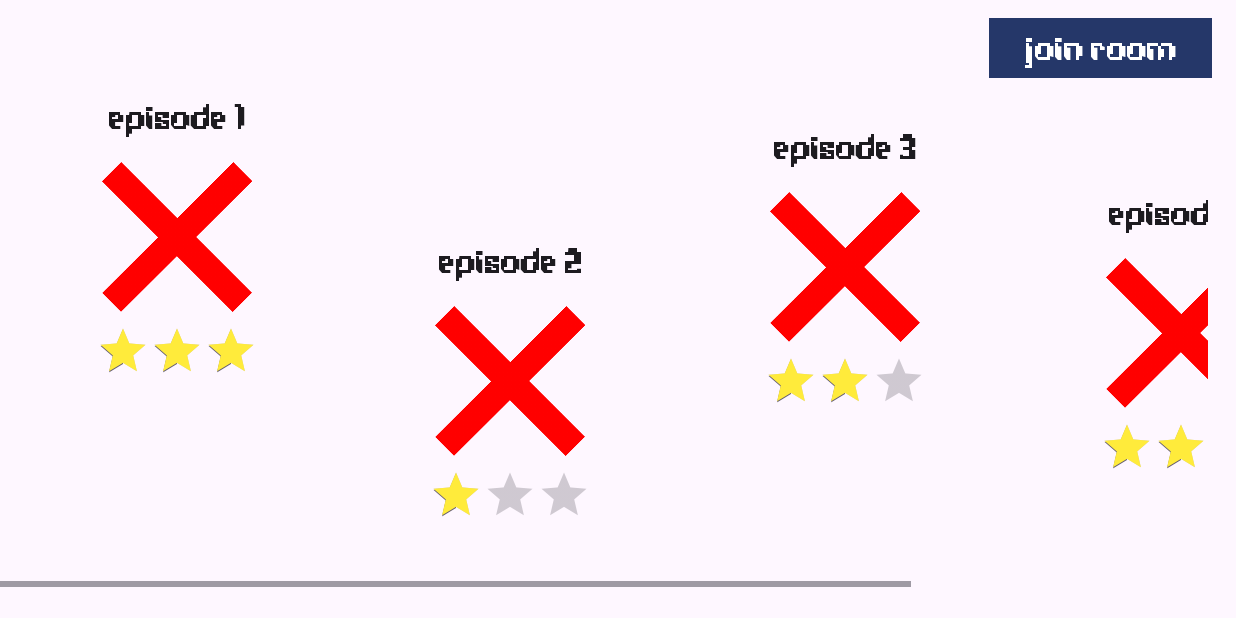
After one commit to D1018600/Language_studying_app, an Android app: the WorldActivity screen opened directly, with no data from a screen before it, on a phone screen of 824 x 412 dp (held sideways). The commit adds this screen. Run offline under Robolectric (Android 15) with nearby library versions, the phone set to English and light mode, and no system bars.

Commit message:
關卡選擇的畫面跟加入房間的dialog

```diff
--- a/app/src/main/java/fcu/app/language_studying_app/SelectIdActivity.java
+++ b/app/src/main/java/fcu/app/language_studying_app/SelectIdActivity.java
@@ -35,8 +35,7 @@ public class SelectIdActivity extends AppCompatActivity {
                 Intent intent = new Intent();
 
                 if (view.getId() == R.id.btn_learn) {
-                    Toast toast = Toast.makeText(SelectIdActivity.this, "Not design yet.", Toast.LENGTH_LONG);
-                    toast.show();
+                    intent.setClass(SelectIdActivity.this, WorldActivity.class);
                 } else if (view.getId() == R.id.btn_design) {
                     intent.setClass(SelectIdActivity.this, DesignStageActivity.class);
                 }
--- /dev/null
+++ b/app/src/main/java/fcu/app/language_studying_app/WorldActivity.java
@@ -0,0 +1,75 @@
+package fcu.app.language_studying_app;
+
+import android.app.Dialog;
+import android.os.Bundle;
+import android.view.View;
+import android.view.Window;
+import android.view.WindowManager;
+import android.widget.Button;
+
+import androidx.activity.EdgeToEdge;
+import androidx.appcompat.app.AppCompatActivity;
+import androidx.core.graphics.Insets;
+import androidx.core.view.ViewCompat;
+import androidx.core.view.WindowInsetsCompat;
+
+public class WorldActivity extends AppCompatActivity {
+
+  private Button btnJoinRoom;
+
+
+  @Override
+  protected void onCreate(Bundle savedInstanceState) {
+    super.onCreate(savedInstanceState);
+    EdgeToEdge.enable(this);
+    setContentView(R.layout.activity_world);
+    ViewCompat.setOnApplyWindowInsetsListener(findViewById(R.id.main), (v, insets) -> {
+      Insets systemBars = insets.getInsets(WindowInsetsCompat.Type.systemBars());
+      v.setPadding(systemBars.left, systemBars.top, systemBars.right, systemBars.bottom);
+      return insets;
+    });
+
+    btnJoinRoom = findViewById(R.id.btn_join_room);
+
+    btnJoinRoom.setOnClickListener(new View.OnClickListener() {
+      @Override
+      public void onClick(View v) {
+        joinRoom();
+      }
+    });
+  }
+
+  private void joinRoom() {
+    Dialog dialog = new Dialog(WorldActivity.this);
+    View view = getLayoutInflater().inflate(R.layout.dialog_input_room_code , null);
+    dialog.setContentView(view);
+
+    Window window = dialog.getWindow();
+    if (window != null) {
+      WindowManager.LayoutParams layoutParams = new WindowManager.LayoutParams();
+      layoutParams.copyFrom(window.getAttributes());
+      layoutParams.width = (int) (getResources().getDisplayMetrics().widthPixels * 0.5);
+      window.setAttributes(layoutParams);
+    }
+
+    Button btnJoin = view.findViewById(R.id.btn_join);
+    Button btnCancel = view.findViewById(R.id.btn_cancel);
+
+    btnJoin.setOnClickListener(new View.OnClickListener() {
+      @Override
+      public void onClick(View v) {
+        // correct room code
+        // or not
+      }
+    });
+
+    btnCancel.setOnClickListener(new View.OnClickListener() {
+      @Override
+      public void onClick(View v) {
+        dialog.dismiss();
+      }
+    });
+
+    dialog.show();
+  }
+}
--- /dev/null
+++ b/app/src/main/res/layout/activity_world.xml
@@ -0,0 +1,218 @@
+<?xml version="1.0" encoding="utf-8"?>
+<androidx.constraintlayout.widget.ConstraintLayout xmlns:android="http://schemas.android.com/apk/res/android"
+    xmlns:app="http://schemas.android.com/apk/res-auto"
+    xmlns:tools="http://schemas.android.com/tools"
+    android:id="@+id/main"
+    android:layout_width="match_parent"
+    android:layout_height="match_parent"
+    android:orientation="horizontal"
+    tools:context=".WorldActivity">
+
+    <HorizontalScrollView
+        android:layout_width="805dp"
+        android:layout_height="391dp"
+        app:layout_constraintStart_toStartOf="parent"
+        app:layout_constraintTop_toTopOf="parent">
+
+
+        <androidx.constraintlayout.widget.ConstraintLayout
+            android:layout_width="match_parent"
+            android:layout_height="match_parent">
+
+            <TextView
+                android:id="@+id/tv_ep1"
+                android:layout_width="wrap_content"
+                android:layout_height="wrap_content"
+                android:layout_marginStart="72dp"
+                android:layout_marginTop="64dp"
+                android:fontFamily="@font/english_font"
+                android:text="episode 1"
+                android:textAppearance="@style/TextAppearance.AppCompat.Large"
+                app:layout_constraintStart_toStartOf="parent"
+                app:layout_constraintTop_toTopOf="parent" />
+
+            <ImageView
+                android:id="@+id/iv_ep1"
+                android:layout_width="100dp"
+                android:layout_height="100dp"
+                android:layout_marginTop="16dp"
+                app:layout_constraintEnd_toEndOf="@+id/tv_ep1"
+                app:layout_constraintStart_toStartOf="@+id/tv_ep1"
+                app:layout_constraintTop_toBottomOf="@+id/tv_ep1"
+                app:srcCompat="@drawable/setting" />
+
+            <RatingBar
+                android:id="@+id/rb_ep1"
+                style="@style/Widget.AppCompat.RatingBar.Indicator"
+                android:layout_width="wrap_content"
+                android:layout_height="wrap_content"
+                android:layout_marginTop="8dp"
+                android:foregroundTint="#FFEB3B"
+                android:indeterminateOnly="false"
+                android:isIndicator="true"
+                android:mirrorForRtl="true"
+                android:numStars="3"
+                android:progressTint="#FFEB3B"
+                android:rating="3"
+                app:layout_constraintEnd_toEndOf="@+id/tv_ep1"
+                app:layout_constraintStart_toStartOf="@+id/tv_ep1"
+                app:layout_constraintTop_toBottomOf="@+id/iv_ep1" />
+
+            <TextView
+                android:id="@+id/tv_ep2"
+                android:layout_width="wrap_content"
+                android:layout_height="wrap_content"
+                android:layout_marginStart="128dp"
+                android:layout_marginTop="160dp"
+                android:fontFamily="@font/english_font"
+                android:text="episode 2"
+                android:textAppearance="@style/TextAppearance.AppCompat.Large"
+                app:layout_constraintStart_toEndOf="@+id/tv_ep1"
+                app:layout_constraintTop_toTopOf="parent" />
+
+            <ImageView
+                android:id="@+id/iv_ep2"
+                android:layout_width="100dp"
+                android:layout_height="100dp"
+                android:layout_marginTop="16dp"
+                app:layout_constraintEnd_toEndOf="@+id/tv_ep2"
+                app:layout_constraintStart_toStartOf="@+id/tv_ep2"
+                app:layout_constraintTop_toBottomOf="@+id/tv_ep2"
+                app:srcCompat="@drawable/setting" />
+
+            <RatingBar
+                android:id="@+id/rb_ep2"
+                style="@style/Widget.AppCompat.RatingBar.Indicator"
+                android:layout_width="wrap_content"
+                android:layout_height="wrap_content"
+                android:layout_marginTop="8dp"
+                android:numStars="3"
+                android:progressTint="#FFEB3B"
+                android:rating="1"
+                app:layout_constraintEnd_toEndOf="@+id/tv_ep2"
+                app:layout_constraintStart_toStartOf="@+id/tv_ep2"
+                app:layout_constraintTop_toBottomOf="@+id/iv_ep2" />
+
+            <TextView
+                android:id="@+id/tv_ep3"
+                android:layout_width="wrap_content"
+                android:layout_height="wrap_content"
+                android:layout_marginStart="128dp"
+                android:layout_marginTop="84dp"
+                android:fontFamily="@font/english_font"
+                android:text="episode 3"
+                android:textAppearance="@style/TextAppearance.AppCompat.Large"
+                app:layout_constraintStart_toEndOf="@+id/tv_ep2"
+                app:layout_constraintTop_toTopOf="parent" />
+
+            <ImageView
+                android:id="@+id/iv_ep3"
+                android:layout_width="100dp"
+                android:layout_height="100dp"
+                android:layout_marginTop="16dp"
+                app:layout_constraintEnd_toEndOf="@+id/tv_ep3"
+                app:layout_constraintStart_toStartOf="@+id/tv_ep3"
+                app:layout_constraintTop_toBottomOf="@+id/tv_ep3"
+                app:srcCompat="@drawable/setting" />
+
+            <RatingBar
+                android:id="@+id/rb_ep3"
+                style="@style/Widget.AppCompat.RatingBar.Indicator"
+                android:layout_width="wrap_content"
+                android:layout_height="wrap_content"
+                android:layout_marginTop="8dp"
+                android:numStars="3"
+                android:progressTint="#FFEB3B"
+                android:rating="2"
+                app:layout_constraintEnd_toEndOf="@+id/tv_ep3"
+                app:layout_constraintStart_toStartOf="@+id/tv_ep3"
+                app:layout_constraintTop_toBottomOf="@+id/iv_ep3" />
+
+            <TextView
+                android:id="@+id/tv_ep4"
+                android:layout_width="wrap_content"
+                android:layout_height="wrap_content"
+                android:layout_marginStart="128dp"
+                android:layout_marginTop="128dp"
+                android:fontFamily="@font/english_font"
+                android:text="episode 4"
+                android:textAppearance="@style/TextAppearance.AppCompat.Large"
+                app:layout_constraintStart_toEndOf="@+id/tv_ep3"
+                app:layout_constraintTop_toTopOf="parent" />
+
+            <ImageView
+                android:id="@+id/iv_ep4"
+                android:layout_width="100dp"
+                android:layout_height="100dp"
+                android:layout_marginTop="16dp"
+                app:layout_constraintEnd_toEndOf="@+id/tv_ep4"
+                app:layout_constraintStart_toStartOf="@+id/tv_ep4"
+                app:layout_constraintTop_toBottomOf="@+id/tv_ep4"
+                app:srcCompat="@drawable/setting" />
+
+            <RatingBar
+                android:id="@+id/rb_ep4"
+                style="@style/Widget.AppCompat.RatingBar.Indicator"
+                android:layout_width="wrap_content"
+                android:layout_height="wrap_content"
+                android:layout_marginTop="8dp"
+                android:numStars="3"
+                android:progressTint="#FFEB3B"
+                android:rating="2"
+                app:layout_constraintEnd_toEndOf="@+id/tv_ep4"
+                app:layout_constraintStart_toStartOf="@+id/tv_ep4"
+                app:layout_constraintTop_toBottomOf="@+id/iv_ep4" />
+
+            <TextView
+                android:id="@+id/tv_ep5"
+                android:layout_width="wrap_content"
+                android:layout_height="wrap_content"
+                android:layout_marginStart="128dp"
+                android:layout_marginTop="100dp"
+                android:fontFamily="@font/english_font"
+                android:text="episode 5"
+                android:textAppearance="@style/TextAppearance.AppCompat.Large"
+                app:layout_constraintStart_toEndOf="@+id/tv_ep4"
+                app:layout_constraintTop_toTopOf="parent" />
+
+            <ImageView
+                android:id="@+id/iv_ep5"
+                android:layout_width="100dp"
+                android:layout_height="100dp"
+                android:layout_marginTop="16dp"
+                app:layout_constraintEnd_toEndOf="@+id/tv_ep5"
+                app:layout_constraintStart_toStartOf="@+id/tv_ep5"
+                app:layout_constraintTop_toBottomOf="@+id/tv_ep5"
+                app:srcCompat="@drawable/setting" />
+
+            <RatingBar
+                android:id="@+id/rb_ep5"
+                style="@style/Widget.AppCompat.RatingBar.Indicator"
+                android:layout_width="wrap_content"
+                android:layout_height="wrap_content"
+                android:layout_marginTop="8dp"
+                android:numStars="3"
+                android:progressTint="#FFEB3B"
+                android:rating="0"
+                app:layout_constraintEnd_toEndOf="@+id/tv_ep5"
+                app:layout_constraintStart_toStartOf="@+id/tv_ep5"
+                app:layout_constraintTop_toBottomOf="@+id/iv_ep5" />
+
+        </androidx.constraintlayout.widget.ConstraintLayout>
+    </HorizontalScrollView>
+
+    <Button
+        android:id="@+id/btn_join_room"
+        android:layout_width="wrap_content"
+        android:layout_height="wrap_content"
+        android:layout_marginTop="8dp"
+        android:layout_marginEnd="16dp"
+        android:backgroundTint="#253769"
+        android:fontFamily="@font/english_font"
+        android:text="join room"
+        android:textAppearance="@style/TextAppearance.AppCompat.Large"
+        app:cornerRadius="0dp"
+        app:layout_constraintEnd_toEndOf="parent"
+        app:layout_constraintTop_toTopOf="parent" />
+
+</androidx.constraintlayout.widget.ConstraintLayout>
```
Also changed, not shown: app/src/main/AndroidManifest.xml (+8 -2 lines), app/src/main/res/drawable/dialog_style.xml (added, +10 -0 lines), app/src/main/res/drawable/edittext_style.xml (added, +16 -0 lines), app/src/main/res/layout/dialog_input_room_code.xml (added, +75 -0 lines), app/src/main/res/drawable/setting.png (added).
